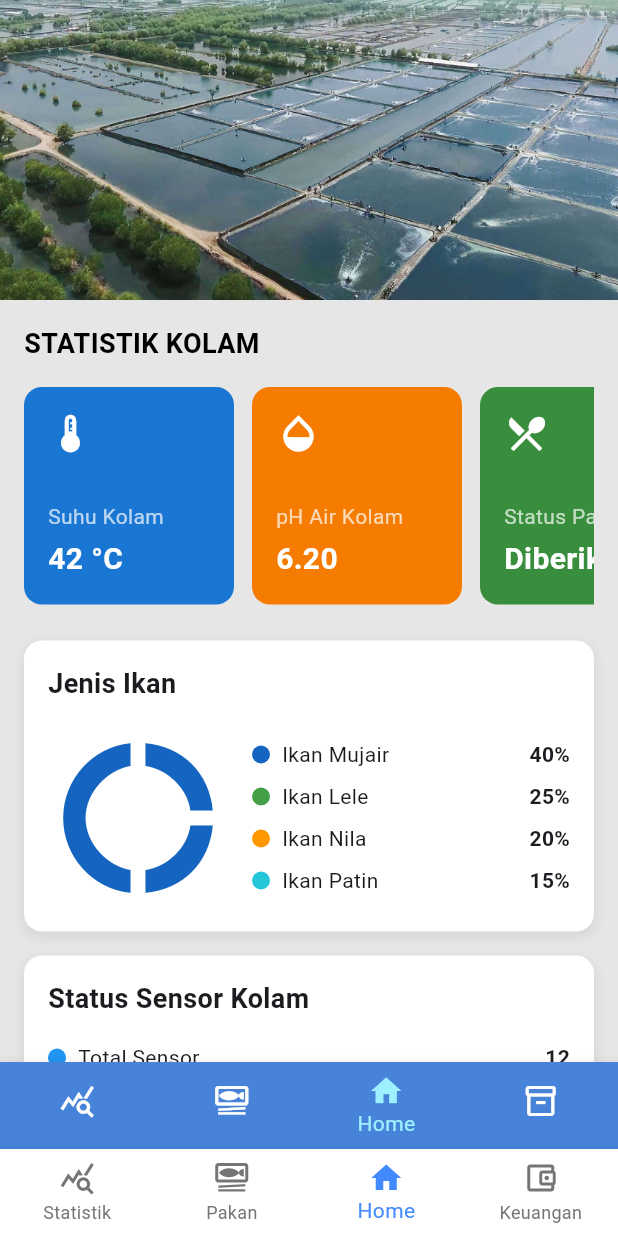
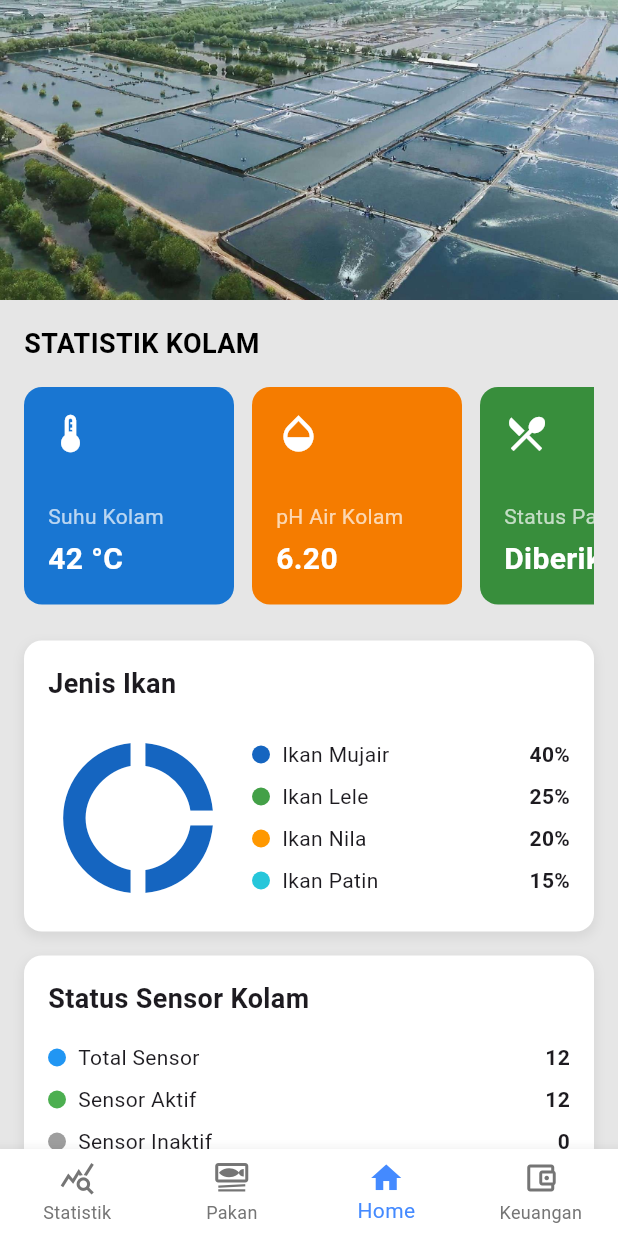
Before and after one commit to NekoDesu-cyte/Tubes_PPB_Tambak, a Flutter app: the screen it shows after launch, on a phone screen of 412 x 824 dp. Run offline on Flutter 3.47's test engine with Material 3 defaults, Android fonts, the phone set to English and light mode, and no system bars.

Commit message:
fixing double NavBar problem

```diff
--- a/mina_jaya_app/lib/dashboard.dart
+++ b/mina_jaya_app/lib/dashboard.dart
@@ -2,39 +2,27 @@
 
 import 'package:flutter/material.dart';
 
-class HomePage extends StatefulWidget {
+// 1. Ubah dari StatefulWidget menjadi StatelessWidget
+class HomePage extends StatelessWidget {
   const HomePage({super.key});
 
-  @override
-  State<HomePage> createState() => _HomePageState();
-}
-
-class _HomePageState extends State<HomePage> {
-  int _selectedIndex = 2; // Home
-
-  void _onItemTapped(int index) {
-    setState(() {
-      _selectedIndex = index;
-    });
-  }
+  // 2. Hapus semua state (_selectedIndex dan _onItemTapped)
+  //    karena sudah diurus oleh main.dart
 
   @override
   Widget build(BuildContext context) {
+    // 3. Scaffold-nya BOLEH tetap ada (untuk background & layout)
     return Scaffold(
-      // 1. Background diubah jadi PUTIH
-      backgroundColor: const Color.fromARGB(255, 230, 230, 230), // <-- DIUBAH
-      // 3. Body Utama
+      backgroundColor: const Color.fromARGB(255, 230, 230, 230),
       body: SingleChildScrollView(
-        // Kita HAPUS padding utama di sini
         child: Column(
           crossAxisAlignment: CrossAxisAlignment.start,
           children: [
             // --- GAMBAR BANNER (FULL-WIDTH) ---
-            // Widget ini sekarang TIDAK dibungkus Padding
             Image.asset(
               'assets/tambak_page.jpeg',
               width: double.infinity,
-              height: 200, // Sedikit lebih tinggi agar pas
+              height: 200,
               fit: BoxFit.cover,
               errorBuilder: (context, error, stackTrace) {
                 return Container(
@@ -47,7 +35,6 @@ class _HomePageState extends State<HomePage> {
             ),
 
             // --- KONTEN LAIN DENGAN PADDING ---
-            // Semua konten lain kita bungkus dengan Padding
             Padding(
               padding: const EdgeInsets.all(16.0),
               child: Column(
@@ -56,7 +43,7 @@ class _HomePageState extends State<HomePage> {
                   const Text(
                     'STATISTIK KOLAM',
                     style: TextStyle(
-                      color: Color.fromARGB(255, 0, 0, 0), // <-- DIUBAH
+                      color: Color.fromARGB(255, 0, 0, 0),
                       fontSize: 18,
                       fontWeight: FontWeight.bold,
                     ),
@@ -135,7 +122,7 @@ class _HomePageState extends State<HomePage> {
                       style: TextStyle(
                         color: Colors.grey[500],
                         fontSize: 12,
-                      ), // <-- DIUBAH
+                      ),
                     ),
                   ),
                   const SizedBox(height: 24),
@@ -146,39 +133,14 @@ class _HomePageState extends State<HomePage> {
         ),
       ),
 
-      // 4. Bottom Navigation Bar
-      bottomNavigationBar: BottomNavigationBar(
-        items: const <BottomNavigationBarItem>[
-          BottomNavigationBarItem(
-            icon: Icon(Icons.query_stats),
-            label: 'Statistik',
-          ),
-          BottomNavigationBarItem(
-            icon: Icon(Icons.set_meal_outlined),
-            label: 'Pakan',
-          ),
-          BottomNavigationBarItem(icon: Icon(Icons.home), label: 'Home'),
-          BottomNavigationBarItem(
-            icon: Icon(Icons.inventory_2_outlined),
-            label: 'Stok',
-          ),
-        ],
-        currentIndex: _selectedIndex,
-        onTap: _onItemTapped,
-        backgroundColor: const Color.fromARGB(255, 71, 131, 216),
-        selectedItemColor: const Color.fromARGB(255, 157, 240, 255),
-        unselectedItemColor: const Color.fromARGB(255, 255, 255, 255),
-        type: BottomNavigationBarType.fixed,
-        showUnselectedLabels: false,
-        showSelectedLabels: true,
-        elevation: 8.0, // <-- DITAMBAHKAN (untuk bayangan)
-      ),
+      // 4. HAPUS SEMUA 'bottomNavigationBar' DARI FILE INI
+      // (Bagian 'bottomNavigationBar' yang tadinya ada di sini sudah dihapus)
     );
   }
 
   // --- WIDGET BANTUAN ---
+  // (Pindahkan semua widget bantuan ke sini, di dalam class HomePage)
 
-  // (Tidak ada perubahan di _buildStatCard)
   Widget _buildStatCard({
     required Widget iconWidget,
     required String title,
@@ -215,20 +177,18 @@ class _HomePageState extends State<HomePage> {
     );
   }
 
-  // Widget untuk kartu "Jenis Ikan"
   Widget _buildJenisIkanCard() {
     return Container(
       padding: const EdgeInsets.all(16.0),
       decoration: BoxDecoration(
-        color: Colors.white, // Tetap putih
+        color: Colors.white,
         borderRadius: BorderRadius.circular(12.0),
-        // <-- DITAMBAHKAN BoxShadow
         boxShadow: [
           BoxShadow(
             color: Colors.grey.withOpacity(0.2),
             spreadRadius: 1,
             blurRadius: 5,
-            offset: const Offset(0, 3), // Posisi bayangan
+            offset: const Offset(0, 3),
           ),
         ],
       ),
@@ -280,7 +240,6 @@ class _HomePageState extends State<HomePage> {
     );
   }
 
-  // (Tidak ada perubahan di _buildLegendItem)
   Widget _buildLegendItem(Color color, String title, String percentage) {
     return Row(
       children: [
@@ -297,21 +256,19 @@ class _HomePageState extends State<HomePage> {
     );
   }
 
-  // Widget untuk kartu "Status Sensor"
   Widget _buildStatusSensorCard() {
     return Container(
       width: double.infinity,
       padding: const EdgeInsets.all(16.0),
       decoration: BoxDecoration(
-        color: Colors.white, // Tetap putih
+        color: Colors.white,
         borderRadius: BorderRadius.circular(12.0),
-        // <-- DITAMBAHKAN BoxShadow
         boxShadow: [
           BoxShadow(
             color: Colors.grey.withOpacity(0.2),
             spreadRadius: 1,
             blurRadius: 5,
-            offset: const Offset(0, 3), // Posisi bayangan
+            offset: const Offset(0, 3),
           ),
         ],
       ),
```
